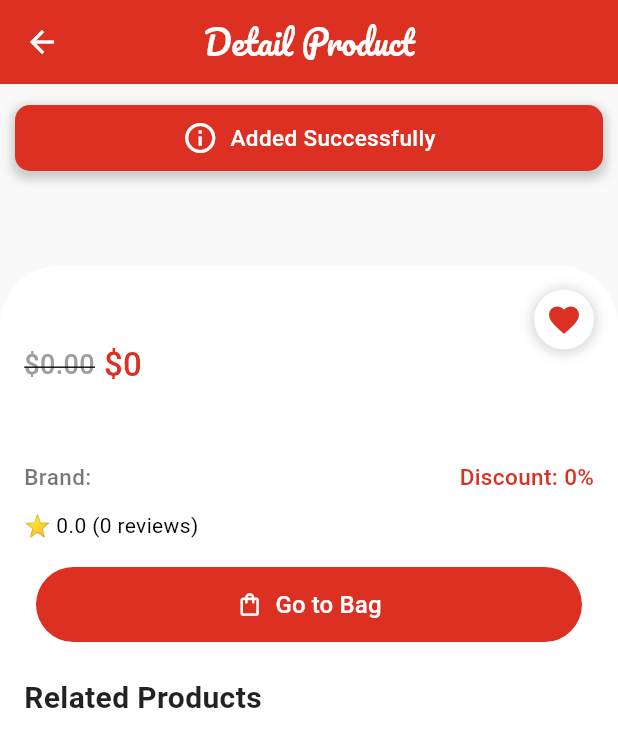
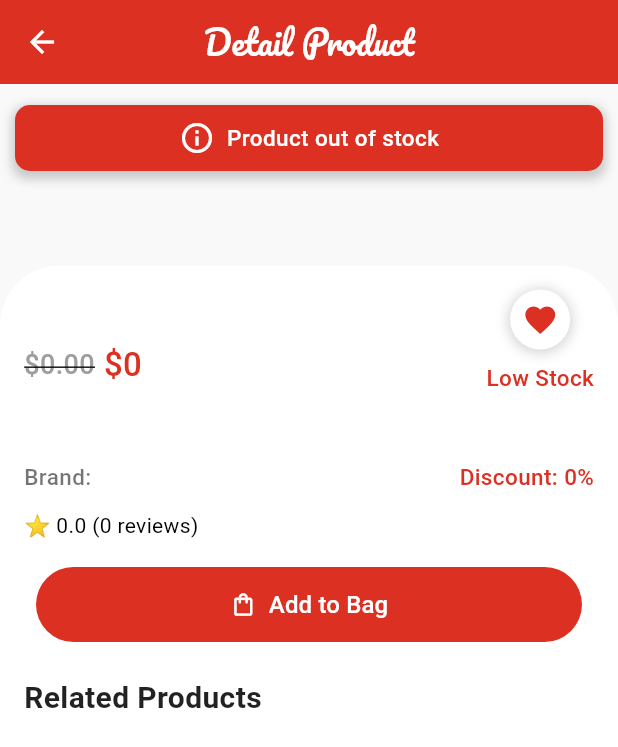
Before and after one commit to meraj15/Product-APP, a Flutter app: the ProductDetail screen opened directly with empty values, scrolled down 179 dp, after a tap on the "favorite outline" icon, after a tap on "Add to Bag", on a phone screen of 412 x 824 dp. Shown: the top 747 px of the screen. Run offline on Flutter 3.47's test engine with Material 3 defaults, Android fonts, the light colour scheme and no system bars; drawn by our look-alikes of carousel_slider; our stand-ins replace dots_indicator, firebase_auth, firebase_core, flutter_rating_bar, flutter_slidable, flutter_styled_toast and 11 more; missing offline and left inert: flutter_inappwebview, razorpay_flutter; accounts and stored records are empty; network calls fail.

Commit message:
added login with google features

```diff
--- a/lib/config/endpoint.dart
+++ b/lib/config/endpoint.dart
@@ -1,6 +1,6 @@
 class APIEndPoint {
-  // static const String _baseEndPoint ="https://ecommerce-renderer.onrender.com/api";
-   static const String _baseEndPoint = "http://192.168.0.109:3000/api";
+  static const String _baseEndPoint ="https://ecommerce-renderer.onrender.com/api";
+  //  static const String _baseEndPoint = "http://192.168.0.109:3000/api";
   static const String productGetEndPoint = "$_baseEndPoint/products";
   static const String addCartScreenEndPoint = "$_baseEndPoint/carts/:userId";
   static const String favouriteScreenEndPoint ="$_baseEndPoint/favourites/:userId";
@@ -27,6 +27,7 @@ class APIEndPoint {
   static const String updateOrderStatus = "$_baseEndPoint/orders";
   static const String getUserDetail = "$_baseEndPoint/userdetails";
   static const String updatePassword = "$_baseEndPoint/update";
-    static const String sendOtp= "$_baseEndPoint/send-otp";
-        static const String verifyOtp= "$_baseEndPoint/verify-otp";
+  static const String sendOtp= "$_baseEndPoint/send-otp";
+  static const String verifyOtp= "$_baseEndPoint/verify-otp";
+    static const String checkUserInDatabase= "$_baseEndPoint/check-user?email=";
 }
--- a/lib/view/favorite_cart_screen.dart
+++ b/lib/view/favorite_cart_screen.dart
@@ -54,6 +54,7 @@ class _FavoritesState extends State<Favorites> {
 ),
       body: Column(
         children: [
+          if(context.read<ProductData>().favorite.isNotEmpty)
           const SingleChildScrollView(
             scrollDirection: Axis.horizontal,
             child: Padding(
@@ -337,8 +338,9 @@ class _FavoritesState extends State<Favorites> {
                                 },
                                 icon:  Icon(
 
+
+
                                   Icons.close,
-                                  // color: Theme.of(context).colorScheme.primary,
                                   color: Theme.of(context).colorScheme.primary
                                 ),
                               ),
--- a/lib/view/login_screen.dart
+++ b/lib/view/login_screen.dart
@@ -139,11 +139,13 @@ class _LoginScreenState extends State<LoginScreen> {
                       ),
                       errorBorder: OutlineInputBorder(
                         borderRadius: BorderRadius.circular(12),
-                        borderSide: const BorderSide(color: AppColor.appMainColor),
+                        borderSide:
+                            const BorderSide(color: AppColor.appMainColor),
                       ),
                       focusedErrorBorder: OutlineInputBorder(
                         borderRadius: BorderRadius.circular(12),
-                        borderSide: const BorderSide(color: AppColor.appMainColor),
+                        borderSide:
+                            const BorderSide(color: AppColor.appMainColor),
                       ),
                       errorText: providerWatch.passwordErrorMsg.isNotEmpty
                           ? providerWatch.passwordErrorMsg
@@ -282,34 +284,44 @@ class _LoginScreenState extends State<LoginScreen> {
                     ],
                   ),
                   const SizedBox(height: 15),
-                  Row(
+                 ElevatedButton(
+  onPressed: () {
+    final provider = Provider.of<ProductData>(context, listen: false);
+    provider.googleLogin(context);
+  },
+  style: ElevatedButton.styleFrom(
+    backgroundColor: Colors.white,
+    foregroundColor: Theme.of(context).colorScheme.primary,
+    shape: RoundedRectangleBorder(
+      borderRadius: BorderRadius.circular(12),
+      side: BorderSide(
+        color: Theme.of(context).colorScheme.primary,
+      ),
+    ),
+    minimumSize: const Size(double.infinity, 50),
+  ),
+  child: Row(
     mainAxisAlignment: MainAxisAlignment.center,
     children: [
-                      GestureDetector(
-                        onTap: () {},
-                        child: Image.asset(
-                          "assets/images/google_icon.png",
-                          width: 42,
+      Image.asset(
+        'assets/images/google_icon.png',
+        height: 24,
+        width: 24,
       ),
-                      ),
-                      const SizedBox(width: 20),
-                      GestureDetector(
-                        onTap: () {},
-                        child: Image.asset(
-                          "assets/images/facebook_icon.png",
-                          width: 38,
-                        ),
-                      ),
-                      const SizedBox(width: 20),
-                      GestureDetector(
-                        onTap: () {},
-                        child: Image.asset(
-                          "assets/images/twitter_icon.png",
-                          width: 38,
+      const SizedBox(width: 8),
+      Text(
+        "Login with Google",
+        style: TextStyle(
+          fontSize: 18,
+          fontWeight: FontWeight.w500,
+          color: Theme.of(context).colorScheme.primary,
         ),
       ),
     ],
   ),
+),
+
+
                   const SizedBox(height: 20),
                   Row(
                     mainAxisAlignment: MainAxisAlignment.center,
@@ -321,7 +333,11 @@ class _LoginScreenState extends State<LoginScreen> {
                           providerRead.passwordErrorMsg = "";
                           Navigator.of(context).push(
                             MaterialPageRoute(
-                              builder: (context) => SignUpScreen(email: userEmail),
+                              builder: (context) => SignUpScreen(
+                                email: userEmail,
+                                name: TextEditingController(),
+                                isGoogleSignIn: false,
+                              ),
                             ),
                           );
                           debugPrint("From login to sign-up");
--- a/lib/view/product_detail_screen.dart
+++ b/lib/view/product_detail_screen.dart
@@ -191,12 +191,13 @@ class _ProductDetailState extends State<ProductDetail> {
                           ),
                           const SizedBox(height: 8),
                           Text(
-                            widget.product.availabilityStatus,
+                            widget.product.stock <= 10
+                                ? "Low Stock"
+                                : "In Stock",
                             style: TextStyle(
                               fontSize: 15,
                               fontWeight: FontWeight.w500,
-                              color: widget.product.availabilityStatus ==
-                                      "Low Stock"
+                              color: widget.product.stock <= 10
                                   ? Theme.of(context).colorScheme.primary
                                   : Colors.green,
                             ),
--- a/lib/view/profile_screen.dart
+++ b/lib/view/profile_screen.dart
@@ -4,7 +4,6 @@ import 'package:product_app/constant/contant.dart';
 import 'package:product_app/main.dart';
 import 'package:product_app/provider/product_provider.dart';
 import 'package:product_app/routes/app_routes.dart';
-import 'package:product_app/widget/drawer.dart';
 import 'package:provider/provider.dart';
 
 import '../widget/profile_list_item.dart';
@@ -21,6 +20,7 @@ class _ProfileScreenState extends State<ProfileScreen> {
   void initState() {
     super.initState();
     context.read<ProductData>().getUserDetail(userID);
+
   }
 
   @override
--- a/lib/widget/drawer.dart
+++ b/lib/widget/drawer.dart
@@ -152,7 +152,7 @@ class _DrawerWidgetState extends State<DrawerWidget> {
                   text: 'Logout',
                   onTap: () async {
                     await AuthService.logout();
-
+                        providerRead.logout();
                     Navigator.of(context).pushNamed("/");
                   },
                 ),
--- a/lib/widget/product_detail_bottomSheet.dart
+++ b/lib/widget/product_detail_bottomSheet.dart
@@ -50,7 +50,9 @@ class _ProductDetailBottomSheetState extends State<ProductDetailBottomSheet> {
                     widget.product.category == "tops" ||
                     widget.product.category == "womens-dresses";
 
-                if (requiresSize && providerRead.productSize.isEmpty) {
+                if (widget.product.stock <= 0) {
+                  CustomToast.showCustomToast(context, "Product out of stock");
+                } else if (requiresSize && providerRead.productSize.isEmpty) {
                   CustomToast.showCustomToast(
                       context, "Please select the size");
                 } else {
--- a/pubspec.yaml
+++ b/pubspec.yaml
@@ -57,6 +57,9 @@ dependencies:
   supabase_flutter: ^2.8.3
   flutter_image_compress: ^2.4.0
   flutter_inappwebview: ^6.1.5
+  firebase_core: ^3.13.0
+  google_sign_in: ^6.2.2
+  firebase_auth: ^5.5.2
 
 dev_dependencies:
   flutter_test:
```
Also changed, not shown: lib/main.dart (+12 -7 lines), lib/provider/product_provider.dart (+186 -44 lines), lib/view/home_screen.dart (+55 -81 lines), lib/view/my_order_screen.dart (+27 -46 lines), lib/view/otp_screen.dart (+9 -18 lines), lib/view/sign_up_screen.dart (+37 -34 lines), pubspec.lock, 6 other files. Lines whose indentation alone changed are shown as unchanged.
